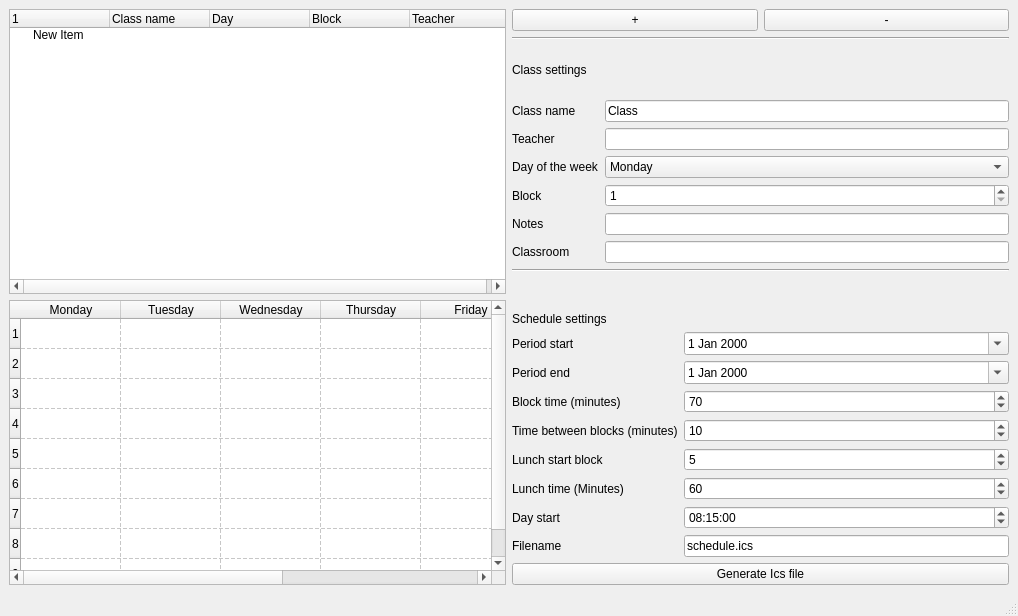
Qt form src/form.ui (discojapi/ics-class-schedule) before a commit.
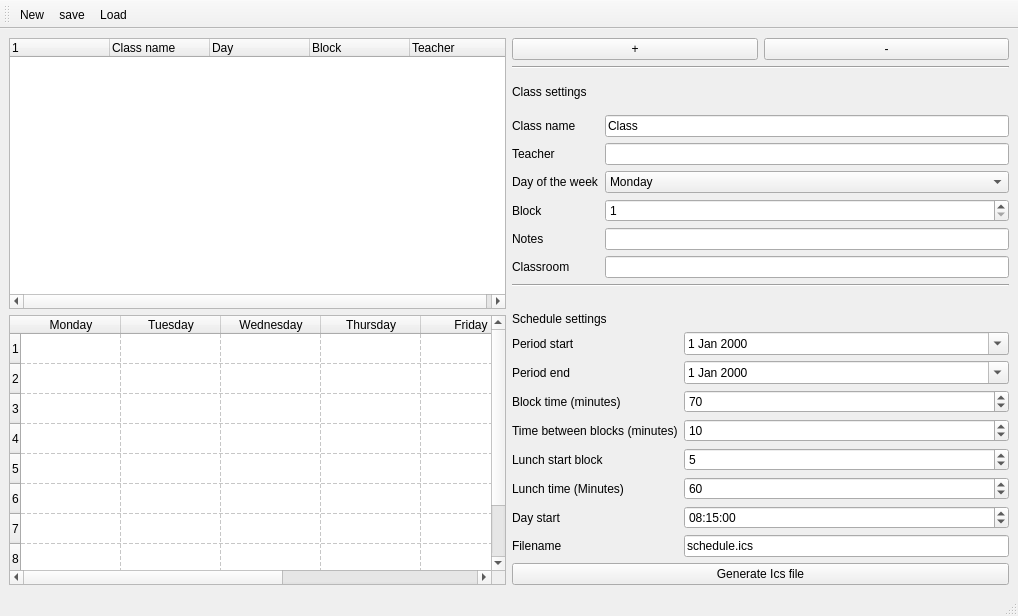
The same form after that commit. Icons and pictures are not drawn.

Commit message: Select from table

Diff of the .ui file:
```diff
--- a/src/form.ui
+++ b/src/form.ui
@@ -62,17 +62,6 @@
           <string>Teacher</string>
          </property>
         </column>
-        <item>
-         <property name="text">
-          <string>New Item</string>
-         </property>
-         <property name="text">
-          <string/>
-         </property>
-         <property name="flags">
-          <set>ItemIsSelectable|ItemIsDragEnabled|ItemIsDropEnabled|ItemIsEnabled</set>
-         </property>
-        </item>
        </widget>
       </item>
       <item>
@@ -513,6 +502,20 @@
    </layout>
   </widget>
   <widget class="QStatusBar" name="statusbar"/>
+  <widget class="QToolBar" name="toolBar">
+   <property name="windowTitle">
+    <string>toolBar</string>
+   </property>
+   <attribute name="toolBarArea">
+    <enum>TopToolBarArea</enum>
+   </attribute>
+   <attribute name="toolBarBreak">
+    <bool>false</bool>
+   </attribute>
+   <addaction name="actionNew"/>
+   <addaction name="actionsave"/>
+   <addaction name="actionLoad"/>
+  </widget>
   <action name="actionAdd_class">
    <property name="icon">
     <iconset theme="QIcon::ThemeIcon::ListAdd"/>
@@ -535,6 +538,39 @@
     <enum>QAction::MenuRole::NoRole</enum>
    </property>
   </action>
+  <action name="actionsave">
+   <property name="icon">
+    <iconset theme="QIcon::ThemeIcon::DocumentSaveAs"/>
+   </property>
+   <property name="text">
+    <string>save</string>
+   </property>
+   <property name="menuRole">
+    <enum>QAction::MenuRole::NoRole</enum>
+   </property>
+  </action>
+  <action name="actionLoad">
+   <property name="icon">
+    <iconset theme="QIcon::ThemeIcon::DocumentOpen"/>
+   </property>
+   <property name="text">
+    <string>Load</string>
+   </property>
+   <property name="menuRole">
+    <enum>QAction::MenuRole::NoRole</enum>
+   </property>
+  </action>
+  <action name="actionNew">
+   <property name="icon">
+    <iconset theme="QIcon::ThemeIcon::DocumentNew"/>
+   </property>
+   <property name="text">
+    <string>New</string>
+   </property>
+   <property name="menuRole">
+    <enum>QAction::MenuRole::NoRole</enum>
+   </property>
+  </action>
  </widget>
  <resources/>
  <connections/>
```
The commit also changes 2 other files.
